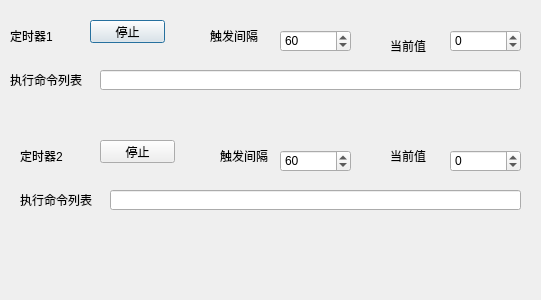
The window that dialogtimer.ui (xxsmall/qt_telnet) describes before a commit, drawn with Qt 5.
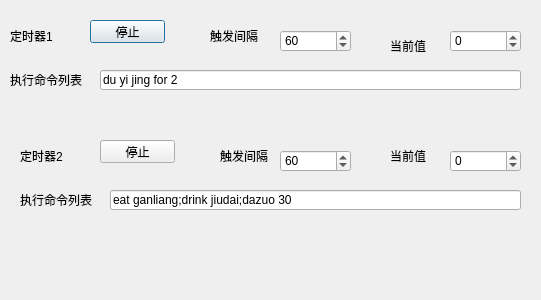
The same window after the commit.

What changed in the file:
```diff
--- a/dialogtimer.ui
+++ b/dialogtimer.ui
@@ -22,6 +22,9 @@
      <height>20</height>
     </rect>
    </property>
+   <property name="text">
+    <string>du yi jing for 2</string>
+   </property>
   </widget>
   <widget class="QLabel" name="label">
    <property name="geometry">
@@ -122,6 +125,9 @@
      <height>20</height>
     </rect>
    </property>
+   <property name="text">
+    <string>eat ganliang;drink jiudai;dazuo 30</string>
+   </property>
   </widget>
   <widget class="QLabel" name="label_5">
    <property name="geometry">
```
